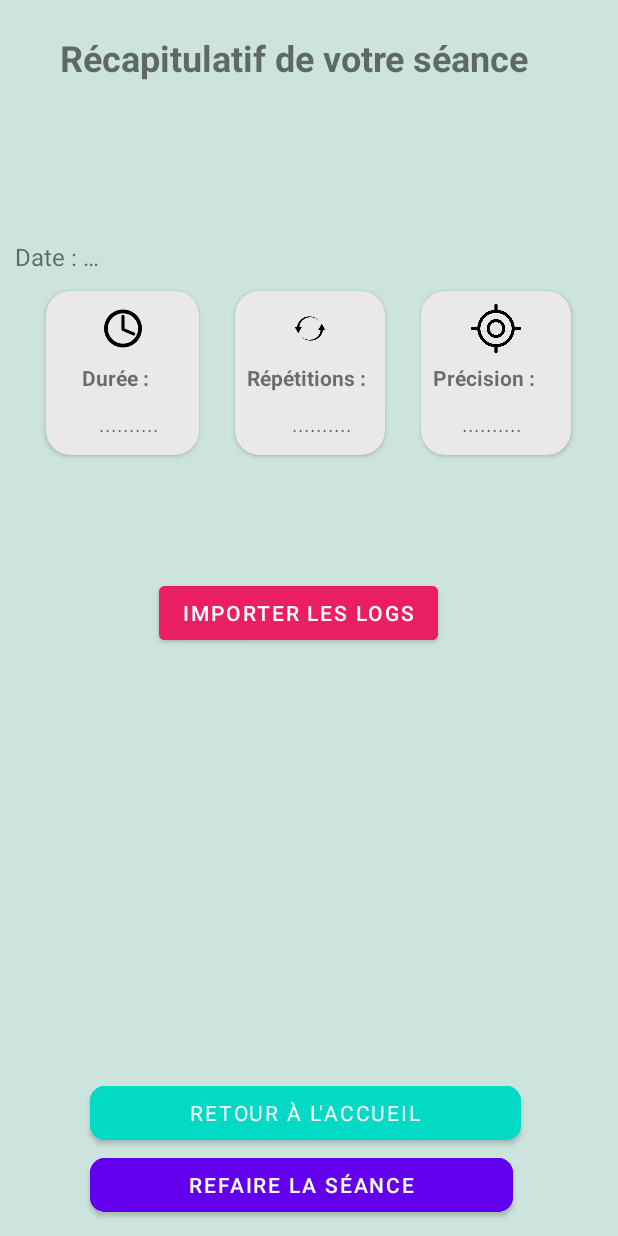
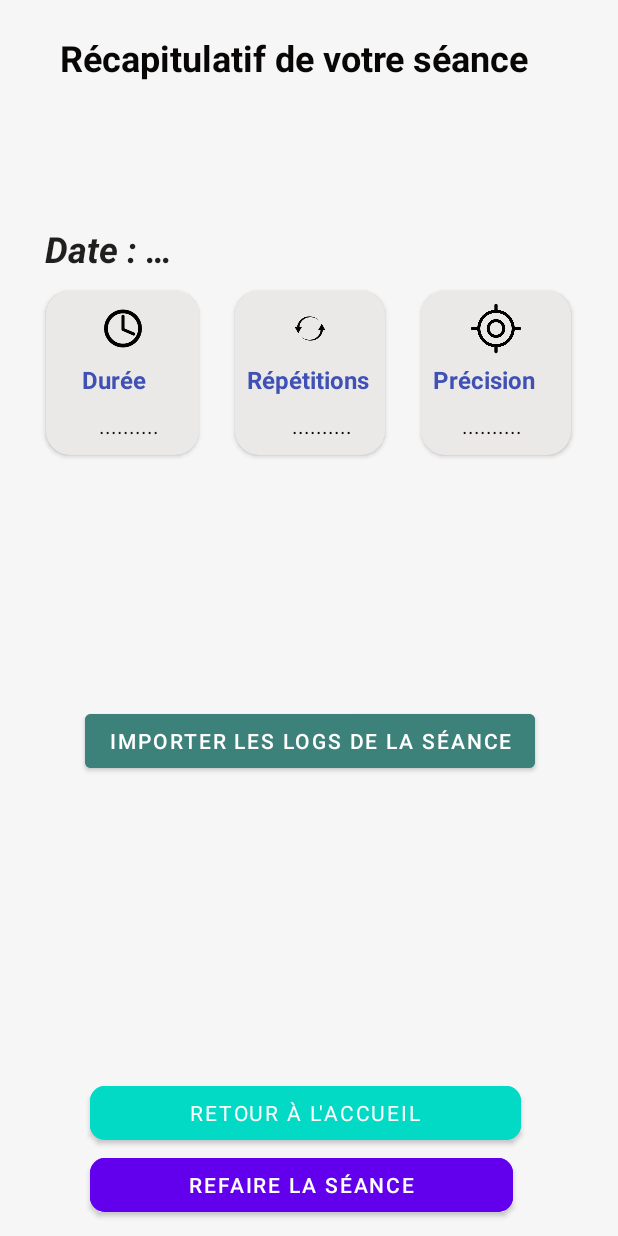
Before and after one commit to JolanCours/SAE-S5.A.01, an Android app built with Jetpack Compose: the layout activity_recap_sceance.xml on its own in the app's theme, with its tools: preview values and no code run, on a phone screen of 412 x 824 dp. Run offline under Robolectric (Android 15) with nearby library versions, the phone set to English and light mode, and no system bars; Roboto replaces fonts that are not available here.

Commit message:
ajout des premiers logs

```diff
--- a/app/src/main/res/layout/activity_main.xml
+++ b/app/src/main/res/layout/activity_main.xml
@@ -2,6 +2,7 @@
 <androidx.constraintlayout.widget.ConstraintLayout xmlns:android="http://schemas.android.com/apk/res/android"
     xmlns:app="http://schemas.android.com/apk/res-auto"
     xmlns:tools="http://schemas.android.com/tools"
+    android:id="@+id/main"
     android:layout_width="match_parent"
     android:layout_height="match_parent"
     android:padding="16dp"
@@ -23,9 +24,10 @@
         android:id="@+id/btnVoirBilan"
         android:layout_width="0dp"
         android:layout_height="wrap_content"
-        android:layout_marginTop="32dp"
+        android:layout_marginTop="332dp"
         android:text="@string/btn_voir_bilan"
         app:layout_constraintEnd_toEndOf="parent"
+        app:layout_constraintHorizontal_bias="1.0"
         app:layout_constraintStart_toStartOf="parent"
         app:layout_constraintTop_toBottomOf="@id/tvTitleAccueil" />
 
--- a/app/src/main/res/layout/activity_recap_sceance.xml
+++ b/app/src/main/res/layout/activity_recap_sceance.xml
@@ -5,7 +5,7 @@
     android:id="@+id/main"
     android:layout_width="match_parent"
     android:layout_height="match_parent"
-    android:background="#CCE4DD"
+    android:background="#F6F6F6"
     android:orientation="vertical"
     android:padding="10dp"
     tools:context=".recap_sceance">
@@ -19,16 +19,22 @@
         android:layout_marginRight="30dp"
         android:layout_weight="1"
         android:text="@string/recap_title"
+        android:textColor="#090606"
         android:textSize="24sp"
-        android:textStyle="bold" />
+        android:textStyle="normal|bold" />
 
     <TextView
         android:id="@+id/textView2"
         android:layout_width="wrap_content"
         android:layout_height="wrap_content"
+        android:layout_marginStart="20dp"
+        android:layout_marginLeft="20dp"
         android:layout_marginTop="8dp"
         android:text="@string/recap_date"
-        android:textSize="16sp" />
+        android:textColor="#211E1E"
+        android:textColorLink="#FFFFFF"
+        android:textSize="24sp"
+        android:textStyle="bold|italic" />
 
     <LinearLayout
         android:layout_width="match_parent"
@@ -66,7 +72,9 @@
                     android:layout_height="wrap_content"
                     android:layout_marginStart="16dp"
                     android:layout_marginTop="6dp"
-                    android:text="Durée : "
+                    android:text="Durée "
+                    android:textColor="#3F51B5"
+                    android:textSize="16sp"
                     android:textStyle="bold"
                     app:layout_constraintStart_toStartOf="parent"
                     app:layout_constraintTop_toBottomOf="@id/logoApp1" />
@@ -80,6 +88,7 @@
                     android:layout_marginEnd="24dp"
                     android:layout_marginBottom="8dp"
                     android:text=".........."
+                    android:textColor="#101010"
                     app:layout_constraintBottom_toBottomOf="parent"
                     app:layout_constraintEnd_toEndOf="parent"
                     app:layout_constraintStart_toStartOf="parent"
@@ -118,7 +127,9 @@
                     android:layout_width="wrap_content"
                     android:layout_height="wrap_content"
                     android:layout_marginTop="6dp"
-                    android:text="Répétitions : "
+                    android:text="Répétitions "
+                    android:textColor="#3F51B5"
+                    android:textSize="16sp"
                     android:textStyle="bold"
                     app:layout_constraintStart_toStartOf="parent"
                     app:layout_constraintTop_toBottomOf="@id/logoApp2" />
@@ -132,6 +143,7 @@
                     android:layout_marginEnd="19dp"
                     android:layout_marginBottom="8dp"
                     android:text=".........."
+                    android:textColor="#070505"
                     app:layout_constraintBottom_toBottomOf="parent"
                     app:layout_constraintEnd_toEndOf="parent"
                     app:layout_constraintStart_toStartOf="parent"
@@ -170,7 +182,9 @@
                     android:layout_width="wrap_content"
                     android:layout_height="wrap_content"
                     android:layout_marginTop="6dp"
-                    android:text="Précision : "
+                    android:text="Précision "
+                    android:textColor="#3F51B5"
+                    android:textSize="16sp"
                     android:textStyle="bold"
                     app:layout_constraintStart_toStartOf="parent"
                     app:layout_constraintTop_toBottomOf="@id/logoApp3" />
@@ -184,6 +198,7 @@
                     android:layout_marginEnd="30dp"
                     android:layout_marginBottom="8dp"
                     android:text=".........."
+                    android:textColor="#160A0A"
                     app:layout_constraintBottom_toBottomOf="parent"
                     app:layout_constraintEnd_toEndOf="parent"
                     app:layout_constraintStart_toStartOf="parent"
@@ -205,12 +220,12 @@
             android:layout_marginStart="96dp"
             android:layout_marginTop="67dp"
             android:layout_marginEnd="110dp"
-            android:layout_marginBottom="285dp"
-            android:backgroundTint="#E91E63"
-            android:text="Importer les logs"
+            android:layout_marginBottom="200dp"
+            android:backgroundTint="#3D817B"
+            android:text="Importer les logs de la séance"
             app:layout_constraintBottom_toBottomOf="parent"
             app:layout_constraintEnd_toEndOf="parent"
-            app:layout_constraintHorizontal_bias="0.0"
+            app:layout_constraintHorizontal_bias="0.438"
             app:layout_constraintStart_toStartOf="parent"
             app:layout_constraintTop_toTopOf="parent"
             app:layout_constraintVertical_bias="1.0" />
--- a/app/src/main/res/values/strings.xml
+++ b/app/src/main/res/values/strings.xml
@@ -4,6 +4,7 @@
     <string name="btn_voir_bilan">Voir le bilan de la séance</string>
     <string name="recap_title">Récapitulatif de votre séance</string>
     <string name="recap_date">Date : &#8230;</string>
+    <string name="recap_date_format">Date : %s</string>
     <string name="desc_icone_horloge">Icône horloge</string>
     <string name="btn_retour_accueil">Retour à l\'accueil</string>
     <string name="btn_refaire_seance">Refaire la séance</string>
```
Also changed, not shown: app/src/main/java/sae/app/sport/MainActivity.kt (+19 -3 lines), app/src/main/java/sae/app/sport/recap_sceance.java (+58 -0 lines).
